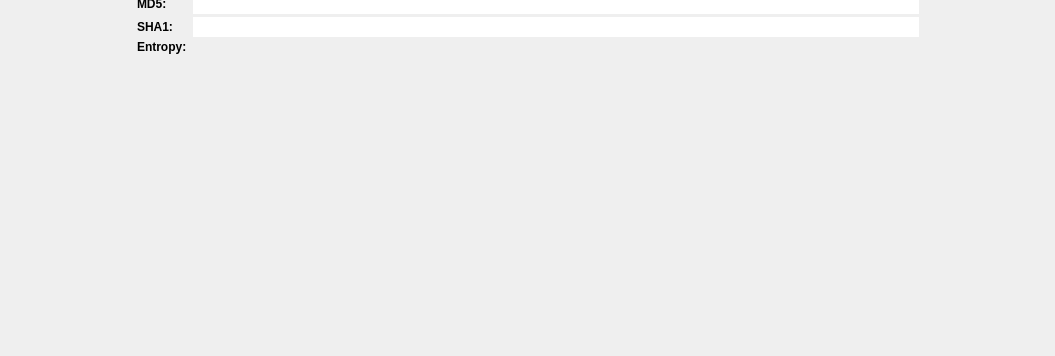
Old version of the form src/widgets/Dashboard.ui in the repository rizinorg/cutter; both pictures show x 0 to 1055 and y 384 to 740 of the 1055 by 999 pixel window.
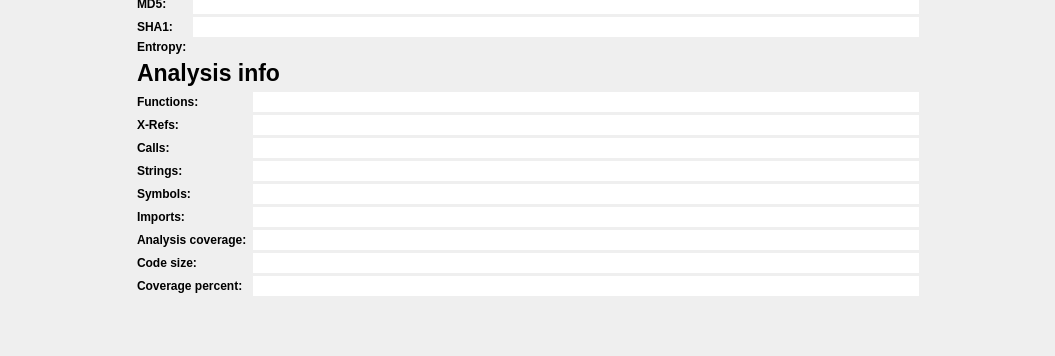
New version of the form.

Commit message:
Add information from aai to Dashboard, fixes #1571 (#1792)
* Add information from aai to Dashboard

Patch:
```diff
--- a/src/widgets/Dashboard.ui
+++ b/src/widgets/Dashboard.ui
@@ -56,7 +56,7 @@
          <x>0</x>
          <y>0</y>
          <width>1055</width>
-         <height>982</height>
+         <height>980</height>
         </rect>
        </property>
        <layout class="QHBoxLayout" name="horizontalLayout_5">
@@ -973,6 +973,8 @@
               <number>0</number>
              </property>
              <item>
+              <layout class="QVBoxLayout" name="verticalLayout_4">
+               <item>
               <layout class="QFormLayout" name="formLayout_2">
                <property name="fieldGrowthPolicy">
                 <enum>QFormLayout::ExpandingFieldsGrow</enum>
@@ -1066,6 +1068,239 @@
                   <string notr="true"/>
                  </property>
                 </widget>
+                 </item>
+                </layout>
+               </item>
+               <item>
+                <widget class="QLabel" name="label_9">
+                 <property name="font">
+                  <font>
+                   <pointsize>17</pointsize>
+                   <weight>75</weight>
+                   <bold>true</bold>
+                  </font>
+                 </property>
+                 <property name="text">
+                  <string>Analysis info</string>
+                 </property>
+                </widget>
+               </item>
+               <item>
+                <layout class="QFormLayout" name="formLayout_5">
+                 <property name="fieldGrowthPolicy">
+                  <enum>QFormLayout::ExpandingFieldsGrow</enum>
+                 </property>
+                 <property name="verticalSpacing">
+                  <number>3</number>
+                 </property>
+                 <item row="0" column="0">
+                  <widget class="QLabel" name="functionsLabel">
+                   <property name="font">
+                    <font>
+                     <weight>75</weight>
+                     <bold>true</bold>
+                    </font>
+                   </property>
+                   <property name="text">
+                    <string>Functions:</string>
+                   </property>
+                  </widget>
+                 </item>
+                 <item row="0" column="1">
+                  <widget class="QLineEdit" name="functionsLineEdit">
+                   <property name="frame">
+                    <bool>false</bool>
+                   </property>
+                   <property name="readOnly">
+                    <bool>true</bool>
+                   </property>
+                  </widget>
+                 </item>
+                 <item row="1" column="0">
+                  <widget class="QLabel" name="xRefsLabel">
+                   <property name="font">
+                    <font>
+                     <weight>75</weight>
+                     <bold>true</bold>
+                    </font>
+                   </property>
+                   <property name="text">
+                    <string>X-Refs:</string>
+                   </property>
+                  </widget>
+                 </item>
+                 <item row="1" column="1">
+                  <widget class="QLineEdit" name="xRefsLineEdit">
+                   <property name="frame">
+                    <bool>false</bool>
+                   </property>
+                   <property name="readOnly">
+                    <bool>true</bool>
+                   </property>
+                  </widget>
+                 </item>
+                 <item row="2" column="0">
+                  <widget class="QLabel" name="callsLabel">
+                   <property name="font">
+                    <font>
+                     <weight>75</weight>
+                     <bold>true</bold>
+                    </font>
+                   </property>
+                   <property name="text">
+                    <string>Calls:</string>
+                   </property>
+                  </widget>
+                 </item>
+                 <item row="2" column="1">
+                  <widget class="QLineEdit" name="callsLineEdit">
+                   <property name="frame">
+                    <bool>false</bool>
+                   </property>
+                   <property name="readOnly">
+                    <bool>true</bool>
+                   </property>
+                  </widget>
+                 </item>
+                 <item row="3" column="0">
+                  <widget class="QLabel" name="stringsLabel">
+                   <property name="font">
+                    <font>
+                     <weight>75</weight>
+                     <bold>true</bold>
+                    </font>
+                   </property>
+                   <property name="text">
+                    <string>Strings:</string>
+                   </property>
+                  </widget>
+                 </item>
+                 <item row="3" column="1">
+                  <widget class="QLineEdit" name="stringsLineEdit">
+                   <property name="frame">
+                    <bool>false</bool>
+                   </property>
+                   <property name="readOnly">
+                    <bool>true</bool>
+                   </property>
+                  </widget>
+                 </item>
+                 <item row="4" column="0">
+                  <widget class="QLabel" name="symbolsLabel">
+                   <property name="font">
+                    <font>
+                     <weight>75</weight>
+                     <bold>true</bold>
+                    </font>
+                   </property>
+                   <property name="text">
+                    <string>Symbols:</string>
+                   </property>
+                  </widget>
+                 </item>
+                 <item row="4" column="1">
+                  <widget class="QLineEdit" name="symbolsLineEdit">
+                   <property name="frame">
+                    <bool>false</bool>
+                   </property>
+                   <property name="readOnly">
+                    <bool>true</bool>
+                   </property>
+                  </widget>
+                 </item>
+                 <item row="5" column="0">
+                  <widget class="QLabel" name="importsLabel">
+                   <property name="font">
+                    <font>
+                     <weight>75</weight>
+                     <bold>true</bold>
+                    </font>
+                   </property>
+                   <property name="text">
+                    <string>Imports:</string>
+                   </property>
+                  </widget>
+                 </item>
+                 <item row="5" column="1">
+                  <widget class="QLineEdit" name="importsLineEdit">
+                   <property name="frame">
+                    <bool>false</bool>
+                   </property>
+                   <property name="readOnly">
+                    <bool>true</bool>
+                   </property>
+                  </widget>
+                 </item>
+                 <item row="6" column="0">
+                  <widget class="QLabel" name="coverageLabel">
+                   <property name="font">
+                    <font>
+                     <weight>75</weight>
+                     <bold>true</bold>
+                    </font>
+                   </property>
+                   <property name="text">
+                    <string>Analysis coverage:</string>
+                   </property>
+                  </widget>
+                 </item>
+                 <item row="6" column="1">
+                  <widget class="QLineEdit" name="coverageLineEdit">
+                   <property name="frame">
+                    <bool>false</bool>
+                   </property>
+                   <property name="readOnly">
+                    <bool>true</bool>
+                   </property>
+                  </widget>
+                 </item>
+                 <item row="7" column="0">
+                  <widget class="QLabel" name="codeSizeLabel">
+                   <property name="font">
+                    <font>
+                     <weight>75</weight>
+                     <bold>true</bold>
+                    </font>
+                   </property>
+                   <property name="text">
+                    <string>Code size:</string>
+                   </property>
+                  </widget>
+                 </item>
+                 <item row="7" column="1">
+                  <widget class="QLineEdit" name="codeSizeLineEdit">
+                   <property name="frame">
+                    <bool>false</bool>
+                   </property>
+                   <property name="readOnly">
+                    <bool>true</bool>
+                   </property>
+                  </widget>
+                 </item>
+                 <item row="8" column="0">
+                  <widget class="QLabel" name="percentageLabel">
+                   <property name="font">
+                    <font>
+                     <weight>75</weight>
+                     <bold>true</bold>
+                    </font>
+                   </property>
+                   <property name="text">
+                    <string>Coverage percent:</string>
+                   </property>
+                  </widget>
+                 </item>
+                 <item row="8" column="1">
+                  <widget class="QLineEdit" name="percentageLineEdit">
+                   <property name="frame">
+                    <bool>false</bool>
+                   </property>
+                   <property name="readOnly">
+                    <bool>true</bool>
+                   </property>
+                  </widget>
+                 </item>
+                </layout>
                </item>
               </layout>
              </item>
```
Lines whose indentation alone changed are shown as unchanged. The commit also changes 1 other file.
